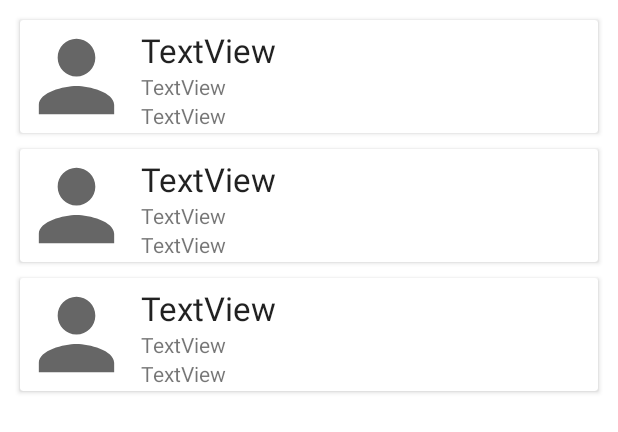
After one commit to Gustavo-Soares94/app-hunting-ti, an Android app: the layout content_agenda_de_contatos.xml on its own in the app's theme, with its tools: preview values and no code run, on a phone screen of 412 x 824 dp. The commit adds this screen. Shown: the top 432 px of the screen. Run offline under Robolectric (Android 15) with nearby library versions, the phone set to English and light mode, and no system bars.

Commit message:
inclusao da lista de contatos

```diff
--- a/app/src/main/java/com/gustavosoares/app_hunting_ti/ContatoInfo.java
+++ b/app/src/main/java/com/gustavosoares/app_hunting_ti/ContatoInfo.java
@@ -31,7 +31,6 @@ public class ContatoInfo implements Parcelable {
         setId(Long.parseLong(data[6]));
 
     }
-
 
     public String getSenioridade() {
         return senioridade;
--- a/app/src/main/res/layout/celula_contato.xml
+++ b/app/src/main/res/layout/celula_contato.xml
@@ -5,8 +5,8 @@
     android:layout_height="75dp"
     android:layout_margin="5dp">
 
-
     <LinearLayout
+        android:id="@+id/linearPrincipal"
         android:layout_width="match_parent"
         android:layout_height="match_parent"
         android:orientation="horizontal">
@@ -44,4 +44,6 @@
                 android:text="TextView" />
         </LinearLayout>
     </LinearLayout>
+
+
 </androidx.cardview.widget.CardView>
--- /dev/null
+++ b/app/src/main/res/layout/content_agenda_de_contatos.xml
@@ -0,0 +1,27 @@
+<?xml version="1.0" encoding="utf-8"?>
+<androidx.constraintlayout.widget.ConstraintLayout xmlns:android="http://schemas.android.com/apk/res/android"
+    xmlns:app="http://schemas.android.com/apk/res-auto"
+    xmlns:tools="http://schemas.android.com/tools"
+    android:layout_width="match_parent"
+    android:layout_height="match_parent"
+    tools:context="AgendaDeContatosActivity"
+    tools:showIn="@layout/activity_agenda_de_contatos"
+    >
+
+    <androidx.recyclerview.widget.RecyclerView
+        android:id="@+id/contatosRecy"
+        android:layout_width="0dp"
+        android:layout_height="0dp"
+        android:layout_marginStart="8dp"
+        android:layout_marginTop="8dp"
+        android:layout_marginEnd="8dp"
+        android:layout_marginRight="8dp"
+        android:layout_marginBottom="8dp"
+        app:layout_constraintBottom_toBottomOf="parent"
+        app:layout_constraintEnd_toEndOf="parent"
+        app:layout_constraintStart_toStartOf="parent"
+        app:layout_constraintTop_toTopOf="parent"
+        tools:listitem="@layout/celula_contato"
+
+        />
+</androidx.constraintlayout.widget.ConstraintLayout>
```
Also changed, not shown: app/src/main/AndroidManifest.xml (+9 -1 lines), app/src/main/java/com/gustavosoares/app_hunting_ti/AgendaDeContatosActivity.java (+17 -0 lines), app/src/main/java/com/gustavosoares/app_hunting_ti/ContatoAdapter.java (added, +67 -0 lines), app/src/main/java/com/gustavosoares/app_hunting_ti/ContatoDAO.java (+16 -5 lines), app/src/main/res/layout/activity_agenda_de_contatos.xml (+7 -29 lines).
